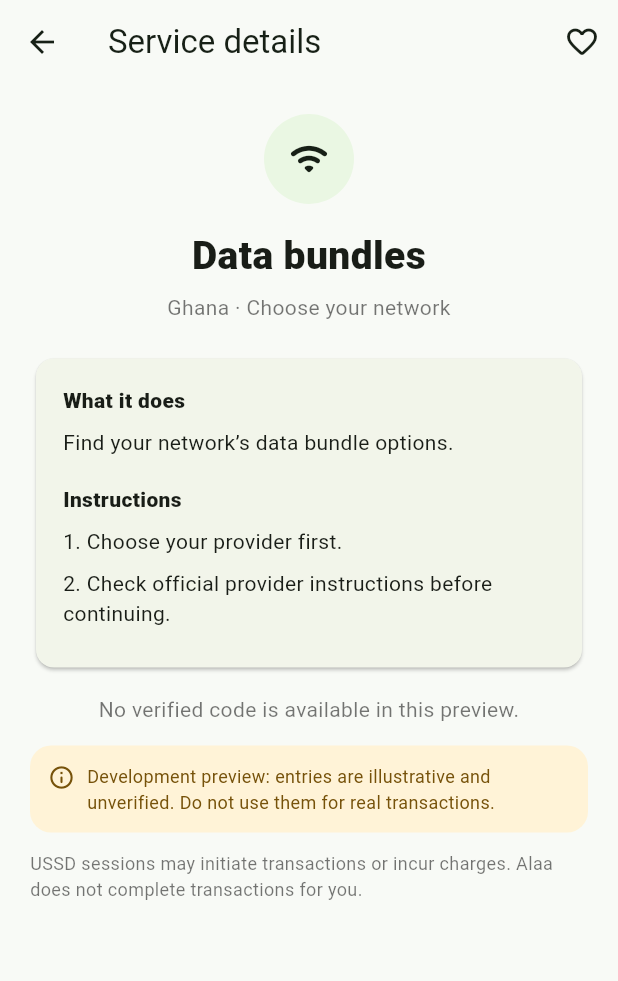
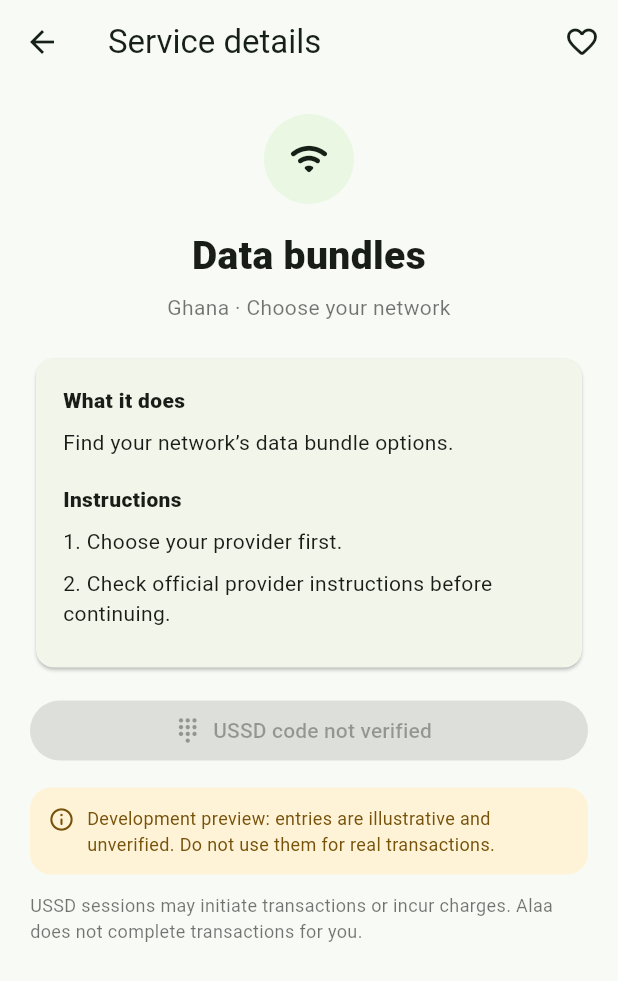
Before and after one commit to mystrdan/Alaa, a Flutter app: the ServiceDetailPage screen opened directly with sample values from the repository, on a phone screen of 412 x 824 dp. Shown: the top 981 px of the screen. Run offline on Flutter 3.47's test engine with Material 3 defaults, Android fonts, the light colour scheme and no system bars; our stand-ins replace shared_preferences; accounts and stored records are empty.

Commit message:
feat: add safe USSD dialer launch and copy actions

```diff
--- a/lib/main.dart
+++ b/lib/main.dart
@@ -1,4 +1,6 @@
 import 'package:flutter/material.dart';
+import 'package:flutter/services.dart';
+import 'package:url_launcher/url_launcher.dart';
 
 import 'data/seed_catalogue.dart';
 import 'models/ussd_entry.dart';
@@ -230,7 +232,31 @@ class ServiceDetailPage extends StatelessWidget {
         const SizedBox(height: 20),
         Card(child: Padding(padding: const EdgeInsets.all(18), child: Column(crossAxisAlignment: CrossAxisAlignment.start, children: [const Text('What it does', style: TextStyle(fontWeight: FontWeight.w800)), const SizedBox(height: 8), Text(entry.description), const SizedBox(height: 18), const Text('Instructions', style: TextStyle(fontWeight: FontWeight.w800)), const SizedBox(height: 8), ...entry.instructions.asMap().entries.map((item) => Padding(padding: const EdgeInsets.only(bottom: 8), child: Text('${item.key + 1}. ${item.value}')))]))),
         const SizedBox(height: 14),
-        const Text('No verified code is available in this preview.', textAlign: TextAlign.center, style: TextStyle(color: Colors.black54)),
+        if (entry.dialString.trim().isNotEmpty && entry.status == VerificationStatus.verified)
+          FilledButton.icon(
+            onPressed: () => _launchUssd(context, entry.dialString),
+            icon: const Icon(Icons.dialpad_rounded),
+            label: const Text('Open USSD dialer'),
+          )
+        else
+          const FilledButton.icon(
+            onPressed: null,
+            icon: Icon(Icons.dialpad_rounded),
+            label: Text('USSD code not verified'),
+          ),
+        if (entry.dialString.trim().isNotEmpty) ...[
+          const SizedBox(height: 8),
+          OutlinedButton.icon(
+            onPressed: () async {
+              await Clipboard.setData(ClipboardData(text: entry.dialString));
+              if (context.mounted) {
+                ScaffoldMessenger.of(context).showSnackBar(const SnackBar(content: Text('Code copied to clipboard')));
+              }
+            },
+            icon: const Icon(Icons.copy_rounded),
+            label: const Text('Copy code'),
+          ),
+        ],
         const SizedBox(height: 14),
         const _DemoNotice(),
         const SizedBox(height: 12),
@@ -307,3 +333,19 @@ IconData _categoryIcon(String category) => switch (category) {
       'Customer care' => Icons.support_agent_rounded,
       _ => Icons.grid_view_rounded,
     };
+
+
+Future<void> _launchUssd(BuildContext context, String dialString) async {
+  // Launch the Android phone app; Alaa never reads the USSD session response.
+  try {
+    final uri = Uri(scheme: 'tel', path: dialString);
+    final launched = await launchUrl(uri, mode: LaunchMode.externalApplication);
+    if (!launched && context.mounted) {
+      ScaffoldMessenger.of(context).showSnackBar(const SnackBar(content: Text('Could not open the dialer. Try copying the code instead.')));
+    }
+  } catch (_) {
+    if (context.mounted) {
+      ScaffoldMessenger.of(context).showSnackBar(const SnackBar(content: Text('This device could not open the dialer. Try copying the code instead.')));
+    }
+  }
+}
```
